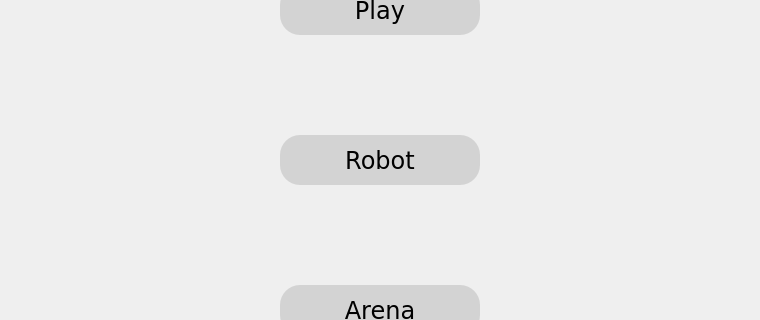
The window that RoboArena2/MenuAssets/SoloMenu.ui (Mesaying/Roboarena2023Team3) describes before a commit, drawn with Qt 5; both pictures show x 120 to 880 and y 315 to 635 of the 1000 by 1000 pixel window.
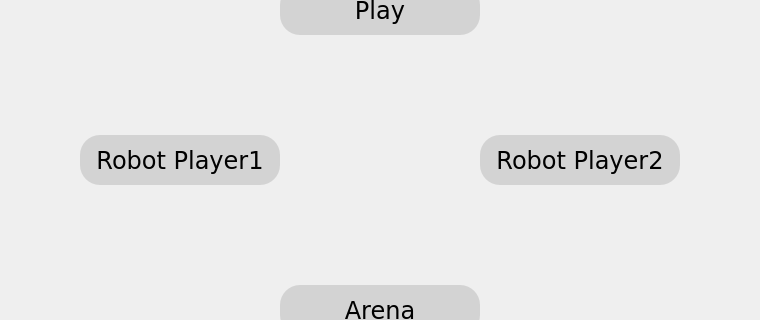
The same window after the commit.

Commit message: Menu Adjustments

```diff
--- a/RoboArena2/MenuAssets/SoloMenu.ui
+++ b/RoboArena2/MenuAssets/SoloMenu.ui
@@ -17,7 +17,7 @@
    <widget class="QPushButton" name="RobotButton">
     <property name="geometry">
      <rect>
-      <x>400</x>
+      <x>200</x>
       <y>450</y>
       <width>200</width>
       <height>50</height>
@@ -41,7 +41,7 @@
 }</string>
     </property>
     <property name="text">
-     <string>Robot</string>
+     <string>Robot Player1</string>
     </property>
    </widget>
    <widget class="QPushButton" name="BackButton">
@@ -134,6 +134,36 @@
      <string>Play</string>
     </property>
    </widget>
+   <widget class="QPushButton" name="RobotButtonP2">
+    <property name="geometry">
+     <rect>
+      <x>600</x>
+      <y>450</y>
+      <width>200</width>
+      <height>50</height>
+     </rect>
+    </property>
+    <property name="styleSheet">
+     <string notr="true">QPushButton {
+        background-color: lightgray;
+        font-family: Verdana;
+        font-size: 24px;
+        border-radius: 20px;
+        min-width: 200px; /* Set the minimum width */
+        min-height: 50px; /* Set the minimum height */
+		position: absolute;
+   		 left: 100px;
+   		 top: 200px;
+    }
+
+    QPushButton:hover {
+        background-color: rgb(203, 255, 255);
+}</string>
+    </property>
+    <property name="text">
+     <string>Robot Player2</string>
+    </property>
+   </widget>
   </widget>
   <widget class="QStatusBar" name="statusbar"/>
  </widget>
```
Left out of the diff: 2 changed lines with no effect on the pictures. The commit also changes 5 other files.
